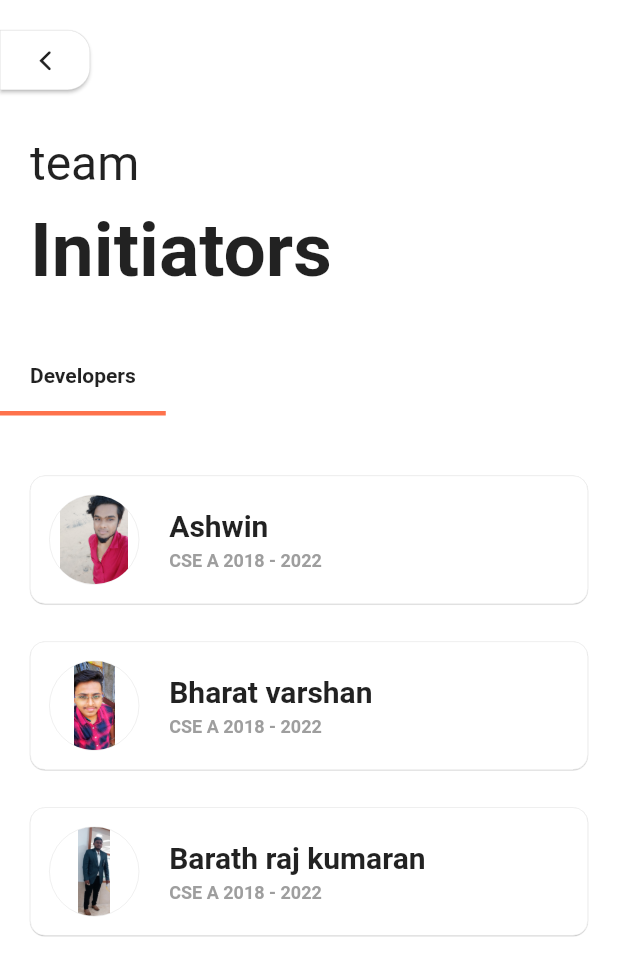
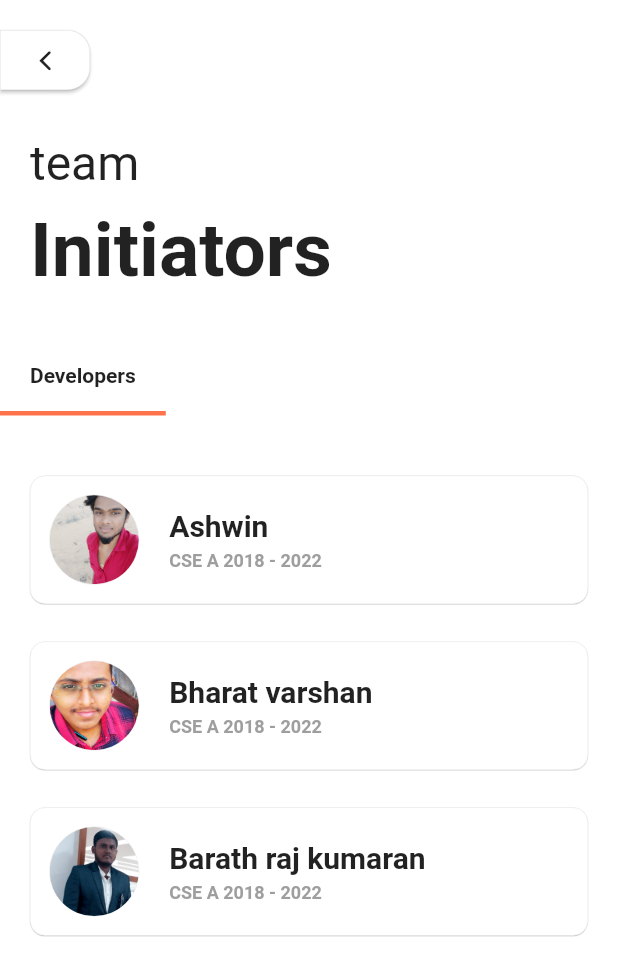
Before and after one commit to Ashwin-DevAsh/rMart, a Flutter app: the Developers screen opened directly, on a phone screen of 412 x 824 dp. Shown: the top 976 px of the screen. Run offline on Flutter 3.47's test engine with Material 2 defaults, Android fonts, the phone set to English and light mode, and no system bars; our stand-ins replace cached_network_image, cloud_firestore, curved_navigation_bar, firebase_core, firebase_remote_config, flutter_icons and 4 more; missing offline and left inert: dart_jsonwebtoken, flutter_windowmanager, jaguar_jwt, razorpay_flutter, sms_otp_auto_verify; accounts and stored records are empty; statements that could not run were skipped.

```diff
--- a/lib/Pages/Developers.dart
+++ b/lib/Pages/Developers.dart
@@ -37,13 +37,11 @@ class _DevelopersState extends State<Developers> {
           'name':'Bharat varshan',
           'description':'CSE A 2018 - 2022',
           'image':'lib/assets/Images/Developers/bv.png',
-          'website':'https://www.bharatvarshan.me',
+          'website':'https://www.bharatvarshan.tech',
           'github':'https://github.com/bharatvarshan/',
           'instagram':'https://www.instagram.com/happy._._.pixels_/',
           'whatsapp':'9703681102',
           'linkedin':'https://www.linkedin.com/in/bharatvarshan/'
-
-
         },
         {
           'name':'Barath raj kumaran',
@@ -182,7 +180,7 @@ class _DevelopersState extends State<Developers> {
                       borderRadius: BorderRadius.circular(30),
                       child: Image(
 
-                        fit:BoxFit.scaleDown,
+                        fit:BoxFit.cover,
                         image:Image.asset(imagePath).image,
                       ),
                     ) ,
--- a/pubspec.yaml
+++ b/pubspec.yaml
@@ -15,7 +15,7 @@ publish_to: "playstore" # Remove this line if you wish to publish to pub.dev
 # In iOS, build-name is used as CFBundleShortVersionString while build-number used as CFBundleVersion.
 # Read more about iOS versioning at
 # https://developer.apple.com/library/archive/documentation/General/Reference/InfoPlistKeyReference/Articles/CoreFoundationKeys.html
-version: 10.0.0+10
+version: 12.0.0+12
 
 environment:
   sdk: ">=2.7.0 <3.0.0"
```
Also changed, not shown: lib/assets/Images/Developers/vbrk.png, lib/assets/Images/Developers/vbrk_.png (added).
